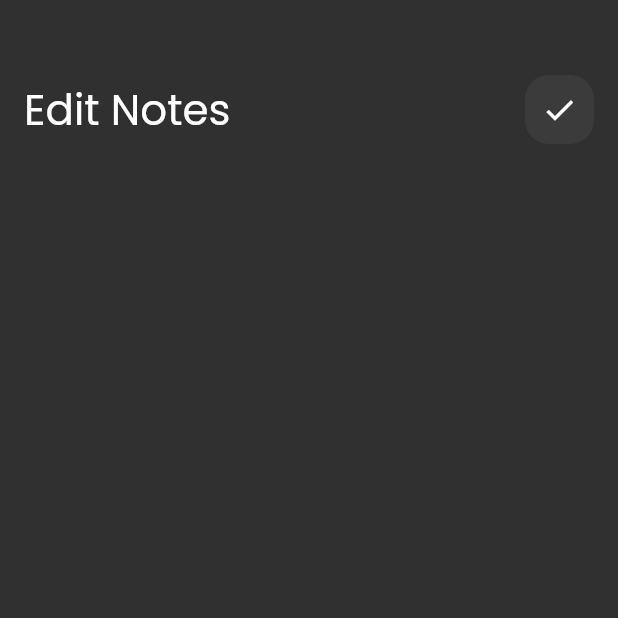
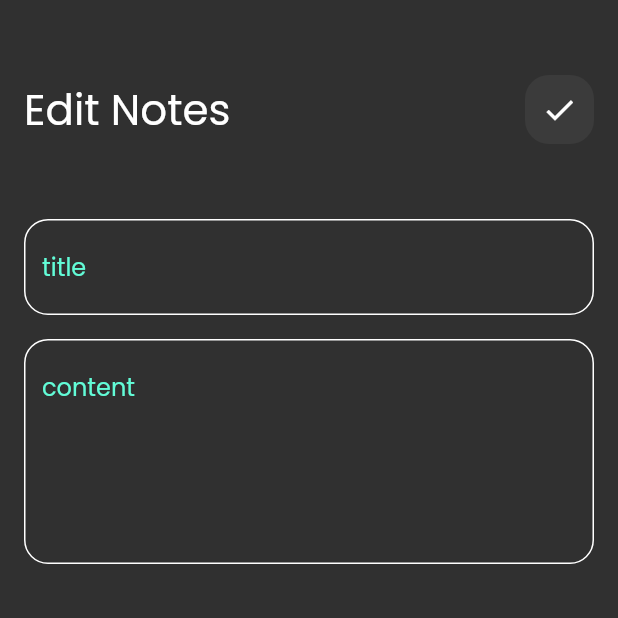
Before and after one commit to abdelrahmankareem/Notes_app, a Flutter app: the EditNotesView screen opened directly, on a phone screen of 412 x 824 dp, the top half of it. Run offline on Flutter 3.47's test engine with Material 2 defaults, Android fonts, the phone set to English and light mode, and no system bars; our stand-ins replace font_awesome_flutter.

Commit message:
edit note view ui done

```diff
--- a/lib/Views/Widgets/edit_notes_view_body.dart
+++ b/lib/Views/Widgets/edit_notes_view_body.dart
@@ -1,20 +1,32 @@
 import 'package:flutter/material.dart';
 import 'package:notes/Views/Widgets/custom_app_bar.dart';
+import 'package:notes/Views/custom_text_field.dart';
 
 class EditNotesViewBody extends StatelessWidget {
   const EditNotesViewBody({super.key});
 
   @override
   Widget build(BuildContext context) {
-    return Padding(
-      padding: const EdgeInsets.symmetric(horizontal: 16),
-      child: const Column(
+    return const Padding(
+      padding: EdgeInsets.symmetric(horizontal: 16),
+      child: Column(
         children: [
           SizedBox(height: 50),
           CustomAppBar(
             title: "Edit Notes",
             icon: Icons.check,
           ),
+          SizedBox(height: 50),
+          CustomTextField(
+            hint: "title",
+          ),
+          SizedBox(
+            height: 16,
+          ),
+          CustomTextField(
+            hint: "content",
+            maxline: 5,
+          )
         ],
       ),
     );
```
